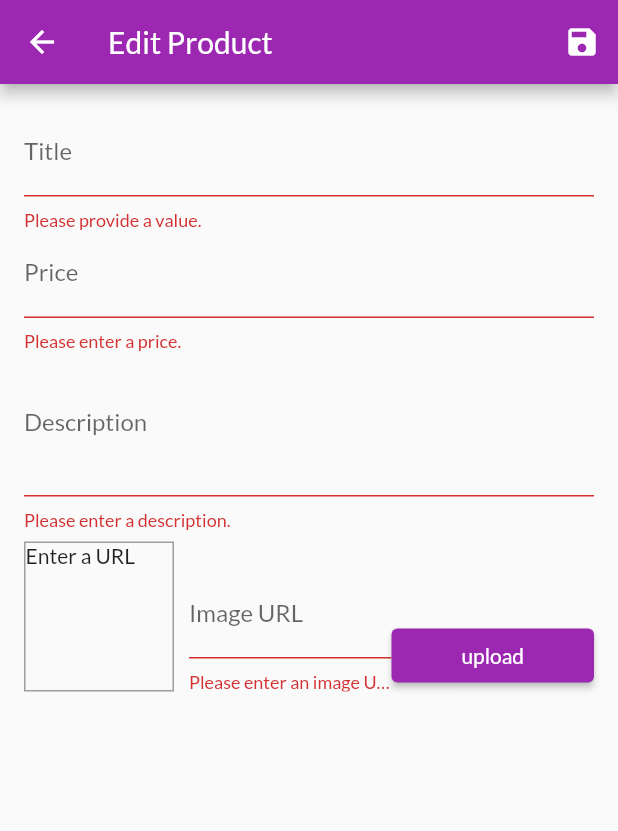
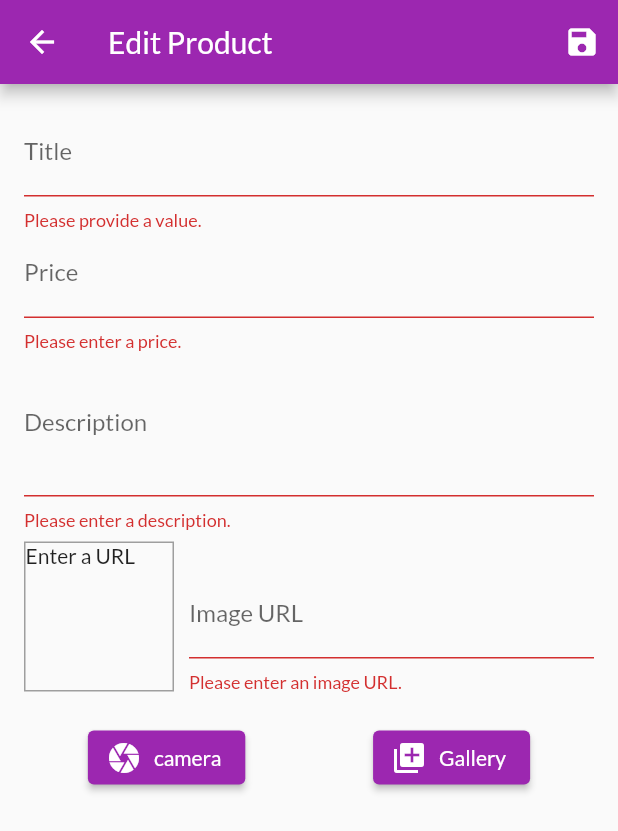
Before and after one commit to HaldunMatar/Flutter-ShopApp, a Flutter app: the EditProductScreen screen opened by its route, after a tap on the "save" icon, on a phone screen of 412 x 824 dp. Shown: the top 831 px of the screen. Run offline on Flutter 3.47's test engine with Material 2 defaults, Android fonts, the phone set to English and light mode, and no system bars; our stand-ins replace firebase_core, firebase_storage, image_picker, shared_preferences; accounts and stored records are empty.

Commit message:
add upload image

```diff
--- a/lib/providers/products.dart
+++ b/lib/providers/products.dart
@@ -79,6 +79,25 @@ class Products with ChangeNotifier {
 
 
 */
+  Future<String> storeIamge(File imageFile) async {
+    FirebaseStorage storage = FirebaseStorage.instance;
+    try {
+      // Uploading the selected image with some custom meta data
+      final String fileName = path.basename(imageFile.path);
+      final storageref = await storage.ref(fileName).putFile(
+          imageFile,
+          SettableMetadata(customMetadata: {
+            'uploaded_by': 'H M ',
+            'description': 'Some description...'
+          }));
+
+      String url = (await storageref.ref.getDownloadURL()).toString();
+      print(url);
+      return url;
+    } catch (err) {
+      print("upload image" + err);
+    }
+  }
 
   Future<void> fetchAndSetProducts([bool filterByUser = false]) async {
     final filterString = filterByUser
--- a/lib/screens/edit_product_screen.dart
+++ b/lib/screens/edit_product_screen.dart
@@ -89,8 +89,7 @@ class _EditProductScreenState extends State<EditProductScreen> {
     }
   }
 
-  Future<void> _upload(String inputSource) async {
-    FirebaseStorage storage = FirebaseStorage.instance;
+  Future<String> _upload(String inputSource) async {
     final picker = ImagePicker();
     PickedFile pickedImage;
     try {
@@ -102,25 +101,17 @@ class _EditProductScreenState extends State<EditProductScreen> {
       final String fileName = path.basename(pickedImage1.path);
       File imageFile = File(pickedImage1.path);
 
-      try {
-        // Uploading the selected image with some custom meta data
+      final String url = await Provider.of<Products>(context, listen: false)
+          .storeIamge(imageFile);
 
-        await storage.ref(fileName).putFile(
-            imageFile,
-            SettableMetadata(customMetadata: {
-              'uploaded_by': 'A bad guy',
-              'description': 'Some description...'
-            }));
+      _imageUrlController.text = url;
 
-        // Refresh the UI
-        setState(() {});
-      } on Exception catch (error) {
-        print(error);
-      }
-    } catch (err) {
-      print(
-          "gggggggggggggggggggggggggggggggggghhhhhhhhhhhhhhhhhhhhhhhhhhhhhhhhhh" +
-              err);
+      setState(() {});
+
+      // Refresh the UI
+
+    } on Exception catch (error) {
+      print(error);
     }
   }
 
@@ -314,15 +305,15 @@ class _EditProductScreenState extends State<EditProductScreen> {
                               if (value.isEmpty) {
                                 return 'Please enter an image URL.';
                               }
-                              if (!value.startsWith('http') &&
+                              /*  if (!value.startsWith('http') &&
                                   !value.startsWith('https')) {
                                 return 'Please enter a valid URL.';
                               }
-                              if (!value.endsWith('.png') &&
+                             if (!value.endsWith('.png') &&
                                   !value.endsWith('.jpg') &&
                                   !value.endsWith('.jpeg')) {
                                 return 'Please enter a valid image URL.';
-                              }
+                              }*/
                               return null;
                             },
                             onSaved: (value) {
@@ -337,16 +328,25 @@ class _EditProductScreenState extends State<EditProductScreen> {
                             },
                           ),
                         ),
-                        Expanded(
-                          child: ElevatedButton(
-                            onPressed: () {
-                              _upload("camera");
-                            },
-                            child: const Text('upload'),
-                          ),
-                        )
                       ],
                     ),
+                    SizedBox(
+                      height: 20,
+                    ),
+                    Expanded(
+                        child: Row(
+                      mainAxisAlignment: MainAxisAlignment.spaceAround,
+                      children: [
+                        ElevatedButton.icon(
+                            onPressed: () => _upload('camera'),
+                            icon: Icon(Icons.camera),
+                            label: Text('camera')),
+                        ElevatedButton.icon(
+                            onPressed: () => _upload('gallery'),
+                            icon: Icon(Icons.library_add),
+                            label: Text('Gallery')),
+                      ],
+                    ))
                   ],
                 ),
               ),
```
